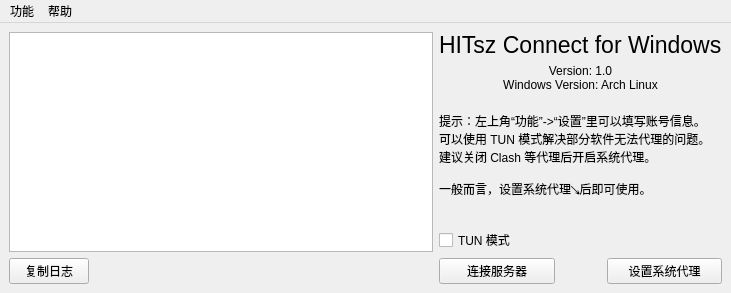
Mythologyli/ZJU-Connect-for-Windows, file mainwindow.ui: the form before one commit.
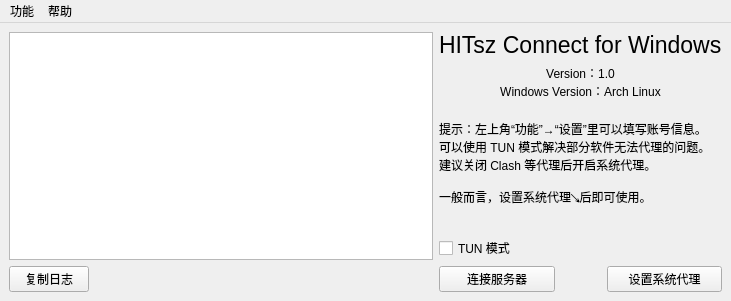
The form after the commit.

Patch:
```diff
--- a/mainwindow.ui
+++ b/mainwindow.ui
@@ -7,7 +7,7 @@
     <x>0</x>
     <y>0</y>
     <width>731</width>
-    <height>265</height>
+    <height>266</height>
    </rect>
   </property>
   <property name="windowTitle">
@@ -117,8 +117,8 @@
        </sizepolicy>
       </property>
       <property name="text">
-       <string>Version: 1.0
-Windows Version: Arch Linux
+       <string>Version：1.0
+Windows Version：Arch Linux
 </string>
       </property>
       <property name="alignment">
@@ -139,7 +139,7 @@
     <item row="2" column="1" colspan="3">
      <widget class="QLabel" name="accountLabel">
       <property name="text">
-       <string>提示：左上角“功能”-&gt;“设置”里可以填写账号信息。
+       <string>提示：左上角“功能”→“设置”里可以填写账号信息。
 可以使用 TUN 模式解决部分软件无法代理的问题。
 建议关闭 Clash 等代理后开启系统代理。
 
```
Left out of the diff: 15 changed lines with no effect on the pictures.
